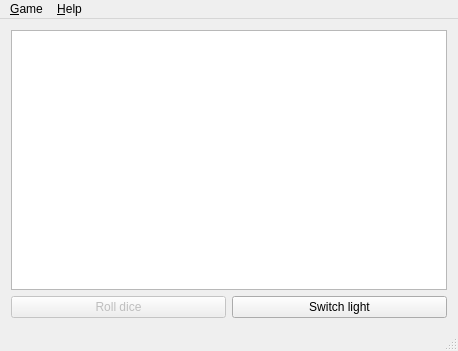
This is mainwindow.ui in bparmentier/bonne-nuit as Qt 5 draws it before an edit. The edited form follows.
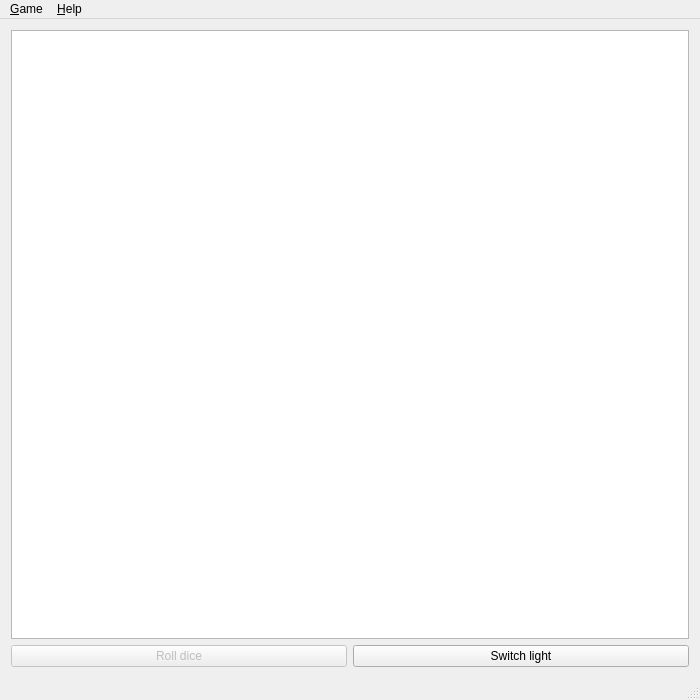
This is the edited form.

Commit message: Set MainWindow attributes and statustips

```diff
--- a/mainwindow.ui
+++ b/mainwindow.ui
@@ -6,8 +6,8 @@
    <rect>
     <x>0</x>
     <y>0</y>
-    <width>458</width>
-    <height>351</height>
+    <width>700</width>
+    <height>700</height>
    </rect>
   </property>
   <property name="windowTitle">
@@ -50,7 +50,7 @@
     <rect>
      <x>0</x>
      <y>0</y>
-     <width>458</width>
+     <width>700</width>
      <height>19</height>
     </rect>
    </property>
```
Left out of the diff: 21 changed lines with no effect on the pictures.
